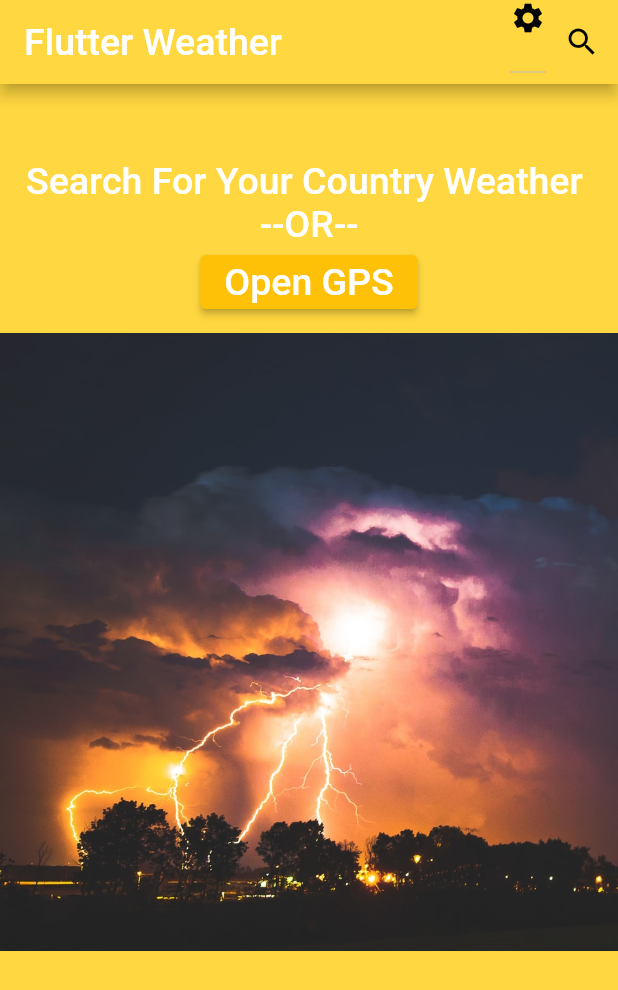
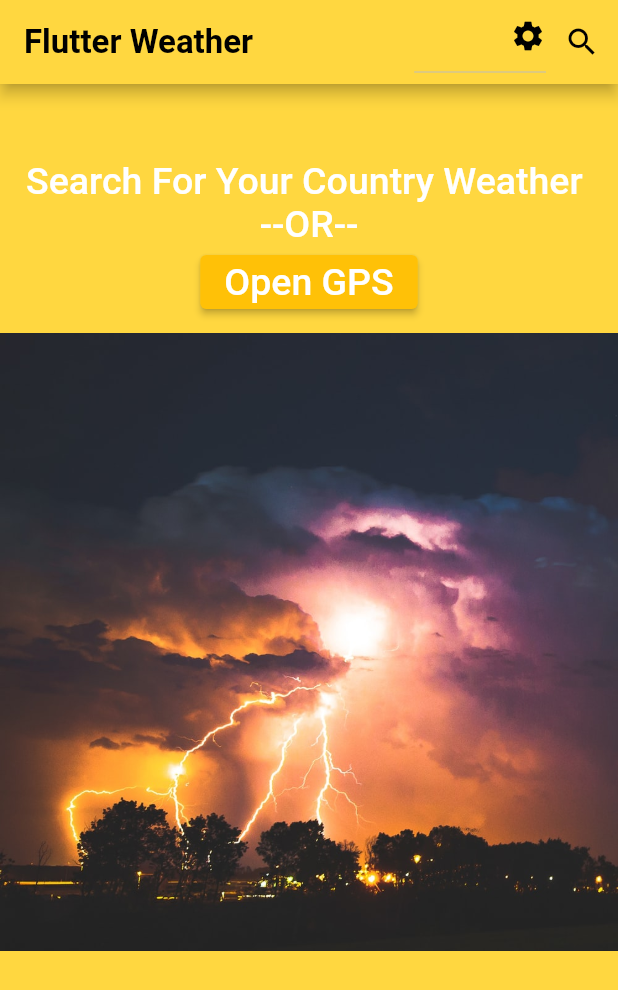
Before and after one commit to Mohamed1226/Roaa-Weather, a Flutter app: the WeatherScreen screen opened directly, on a phone screen of 412 x 824 dp. Shown: the top 990 px of the screen. Run offline on Flutter 3.47's test engine with Material 2 defaults, Android fonts, the phone set to English and light mode, and no system bars; our stand-ins replace bloc, dio, firebase_auth, firebase_core, flutter_bloc, geolocator and 2 more; missing offline and left inert: flutter_facebook_auth; accounts and stored records are empty.

Commit message:
saved data in local storage

```diff
--- a/lib/core/constant.dart
+++ /dev/null
@@ -1,35 +0,0 @@
-import 'package:flutter/material.dart';
-
-final darkTheme = ThemeData(
-  iconTheme: const IconThemeData(color: Colors.black),
-  scaffoldBackgroundColor: Colors.blue.withOpacity(0.9),
-  // color of ABppar in weather screen
-  appBarTheme: const AppBarTheme(color: Colors.amberAccent),
-  primarySwatch: Colors.amber,
-  // color of ABppar in weather screen
-  primaryColor: Colors.amberAccent,
-  buttonColor: Colors.white,
-  brightness: Brightness.dark,
-  // color of ABppar in weather screen
-
-  backgroundColor: const Color(0xFF212121),
-  accentColor: Colors.white,
-  accentIconTheme: IconThemeData(color: Colors.black),
-  dividerColor: Colors.black12,
-  textTheme: const TextTheme(
-    bodyText1: TextStyle(color: Colors.white, fontSize: 25),
-    bodyText2: TextStyle(color: Colors.white, fontSize: 16),
-    headline1: TextStyle(
-        color: Colors.blue, fontSize: 22, fontWeight: FontWeight.bold),
-  ),
-);
-
-final lightTheme = ThemeData(
-  primarySwatch: Colors.grey,
-  primaryColor: Colors.white,
-  brightness: Brightness.light,
-  backgroundColor: const Color(0xFFE5E5E5),
-  accentColor: Colors.black,
-  accentIconTheme: IconThemeData(color: Colors.white),
-  dividerColor: Colors.white54,
-);
--- /dev/null
+++ b/lib/core/location_retriever.dart
@@ -0,0 +1,10 @@
+
+import 'package:geolocator/geolocator.dart';
+
+class LocationRetriever{
+  retrieve()async{
+    Position position = await Geolocator.getCurrentPosition(
+        desiredAccuracy: LocationAccuracy.high);
+    return position;
+  }
+}
--- /dev/null
+++ b/lib/core/themes.dart
@@ -0,0 +1,103 @@
+import 'package:flutter/material.dart';
+
+final orangeTheme = ThemeData(
+  iconTheme: const IconThemeData(color: Colors.black),
+  scaffoldBackgroundColor: Colors.blue.withOpacity(0.9),
+  // color of ABppar in weather screen
+  appBarTheme: const AppBarTheme(color: Colors.amberAccent),
+  primarySwatch: Colors.amber,
+  // color of ABppar in weather screen
+  primaryColor: Colors.amberAccent,
+  buttonColor: Colors.white,
+  brightness: Brightness.dark,
+  // color of ABppar in weather screen
+
+  backgroundColor: const Color(0xFF212121),
+  accentColor: Colors.white,
+  accentIconTheme: IconThemeData(color: Colors.black),
+  dividerColor: Colors.black12,
+  textTheme: const TextTheme(
+    bodyText1: TextStyle(color: Colors.white, fontSize: 25),
+    bodyText2: TextStyle(color: Colors.white, fontSize: 16),
+    headline1: TextStyle(
+        color: Colors.blue, fontSize: 22, fontWeight: FontWeight.bold),
+    headline2: TextStyle(
+        color: Colors.black, fontSize: 22, fontWeight: FontWeight.bold),
+  ),
+);
+
+final blueTheme = ThemeData(
+  iconTheme: const IconThemeData(color: Colors.black),
+  scaffoldBackgroundColor: Colors.blue.withOpacity(0.9),
+  // color of ABppar in weather screen
+  appBarTheme: const AppBarTheme(color: Colors.lightBlueAccent),
+  primarySwatch: Colors.amber,
+  // color of ABppar in weather screen
+  primaryColor: Colors.lightBlueAccent,
+  buttonColor: Colors.white,
+  brightness: Brightness.dark,
+  // color of ABppar in weather screen
+
+  backgroundColor: const Color(0xFF212121),
+  accentColor: Colors.white,
+  accentIconTheme: IconThemeData(color: Colors.black),
+  dividerColor: Colors.black12,
+  textTheme: const TextTheme(
+    bodyText1: TextStyle(color: Colors.white, fontSize: 25),
+    bodyText2: TextStyle(color: Colors.white, fontSize: 16),
+    headline1: TextStyle(
+        color: Colors.blue, fontSize: 22, fontWeight: FontWeight.bold),
+    headline2: TextStyle(
+        color: Colors.black, fontSize: 22, fontWeight: FontWeight.bold),
+  ),
+);
+final purpleTheme = ThemeData(
+  iconTheme: const IconThemeData(color: Colors.white),
+  scaffoldBackgroundColor: Colors.teal,
+  // color of ABppar in weather screen
+  appBarTheme: const AppBarTheme(color: Colors.deepPurple),
+  primarySwatch: Colors.amber,
+  // color of ABppar in weather screen
+  primaryColor: Colors.deepPurple,
+  buttonColor: Colors.white,
+  brightness: Brightness.dark,
+  // color of ABppar in weather screen
+
+  backgroundColor: const Color(0xFF212121),
+  accentColor: Colors.white,
+  accentIconTheme: IconThemeData(color: Colors.black),
+  dividerColor: Colors.black12,
+  textTheme: const TextTheme(
+    bodyText1: TextStyle(color: Colors.white, fontSize: 25),
+    bodyText2: TextStyle(color: Colors.white, fontSize: 16),
+    headline1: TextStyle(
+        color: Colors.blue, fontSize: 22, fontWeight: FontWeight.bold),
+    headline2: TextStyle(
+        color: Colors.white, fontSize: 22, fontWeight: FontWeight.bold),
+  ),
+);
+final navyBlueTheme = ThemeData(
+  iconTheme: const IconThemeData(color: Colors.white),
+  scaffoldBackgroundColor: Colors.red,
+  // color of ABppar in weather screen
+  appBarTheme: const AppBarTheme(color: Colors.purple),
+  primarySwatch: Colors.amber,
+  // color of ABppar in weather screen
+  primaryColor: Colors.purple,
+  buttonColor: Colors.white,
+  brightness: Brightness.dark,
+  // color of ABppar in weather screen
+
+  backgroundColor: const Color(0xFF212121),
+  accentColor: Colors.white,
+  accentIconTheme: IconThemeData(color: Colors.black),
+  dividerColor: Colors.black12,
+  textTheme: const TextTheme(
+    bodyText1: TextStyle(color: Colors.white, fontSize: 25),
+    bodyText2: TextStyle(color: Colors.white, fontSize: 16),
+    headline1: TextStyle(
+        color: Colors.blue, fontSize: 22, fontWeight: FontWeight.bold),
+    headline2: TextStyle(
+        color: Colors.white, fontSize: 22, fontWeight: FontWeight.bold),
+  ),
+);
--- a/lib/data/web_services/wearher_web_service.dart
+++ b/lib/data/web_services/wearher_web_service.dart
@@ -3,6 +3,7 @@ import 'package:dio/dio.dart';
 import 'package:http/http.dart' as http;
 import 'package:roaa_weather/core/app_config.dart';
 import 'package:roaa_weather/data/apis/weather_api.dart';
+import 'package:roaa_weather/data/shar_pref.dart';
 
 class WeatherWebService {
 // late Dio dio;
@@ -33,6 +34,7 @@ class WeatherWebService {
     http.Response _response = await http.get(url);
     //print(response.body);
 
+    CacheHelper.putData(key: "countryWeather", value:_response.body );
     var _body = jsonDecode(_response.body);
     return _body;
   }
@@ -41,6 +43,7 @@ class WeatherWebService {
     var url = weatherApiCountry(country);
     http.Response _response = await http.get(url);
     //print(response.body);
+    CacheHelper.putData(key: "countryWeather", value:_response.body );
 
     var _body = jsonDecode(_response.body);
     return _body;
--- a/lib/di/app_injector.dart
+++ b/lib/di/app_injector.dart
@@ -21,6 +21,8 @@ class AppInjector {
   }
 
   injectProvider() {
-    return [ListenableProvider<WeatherProvider>(create: (context) => weatherViewModel)];
+    return [
+      ListenableProvider<WeatherProvider>(create: (context) => weatherViewModel)
+    ];
   }
 }
--- a/lib/presentation/screens/weather/weather_screen.dart
+++ b/lib/presentation/screens/weather/weather_screen.dart
@@ -1,9 +1,13 @@
 import 'package:flutter/material.dart';
 import 'package:provider/provider.dart';
+import 'package:roaa_weather/core/app_theme.dart';
 import 'package:roaa_weather/presentation/screens/weather/weather_provider.dart';
 import 'package:roaa_weather/presentation/widget/app_card.dart';
 
 class WeatherScreen extends StatelessWidget {
+  // WeatherScreen(){
+  //   AppInjector().weatherViewModel.getCurrentLocation();
+  // }
   TextEditingController countryController = TextEditingController();
   final formKey = GlobalKey<FormState>();
 
@@ -39,18 +43,28 @@ class WeatherScreen extends StatelessWidget {
     );
   }
 
+  List themes = ['orange', "blue", "navyBlue", "purple"];
+
   _appBar(BuildContext context, weatherViewModel) {
     return AppBar(
       title: Text(
         "Flutter Weather",
-        style: Theme.of(context).textTheme.bodyText1,
+        style: Theme.of(context).textTheme.headline2,
       ),
       backgroundColor: Theme.of(context).appBarTheme.color,
       // backgroundColor: Theme.of(context).,
       actions: [
         DropdownButton(
-          items: [],
-
+         //   value: weatherViewModel.value,
+            onChanged: (v) {
+              weatherViewModel.changeValueInDropDownButton(v);
+            },
+            items: themes
+                .map((theme) => DropdownMenuItem(
+                      value: theme,
+                      child: Text(theme),
+                    ))
+                .toList(),
             icon: Icon(
               Icons.settings,
               color: Theme.of(context).iconTheme.color,
@@ -154,14 +168,14 @@ class WeatherScreen extends StatelessWidget {
             Column(
               children: [
                 Text(
-                  "${(model.country!.temp - 273.15).toInt()} C",
+                  "${(model.country!.temp - 273.15).toInt()}°C",
                   style: Theme.of(context).textTheme.bodyText1,
                 ),
                 const SizedBox(
                   height: 10,
                 ),
                 Text(
-                  "Feels Like ${(model.country!.feelsLike - 273.15).toInt()} C",
+                  "Feels Like ${(model.country!.feelsLike - 273.15).toInt()}°C",
                   style: Theme.of(context).textTheme.bodyText1,
                 ),
               ],
@@ -190,12 +204,12 @@ class WeatherScreen extends StatelessWidget {
         childAspectRatio: (3 / 2),
         crossAxisCount: 2,
         children: [
-          appCard(context, "Wind", "${model.country.wind.toString()} m/s"),
+          appCard(context, "Wind", "${model.country.wind.toString()}m/s"),
           appCard(context, "Pressure", model.country.pressure.toString()),
           appCard(context, "FeelsLike",
-              "${(model.country!.feelsLike - 273.15).toInt()} C"),
+              "${(model.country!.feelsLike - 273.15).toInt()}°C"),
           appCard(
-              context, "Humidity", "${model.country.humidity.toString()} %"),
+              context, "Humidity", "${model.country.humidity.toString()}%"),
         ],
       ),
     );
```
Also changed, not shown: lib/core/app_theme.dart (added, +25 -0 lines), lib/data/models/weather/country_weather.dart (+17 -0 lines), lib/data/shar_pref.dart (+8 -8 lines), lib/main.dart (+11 -7 lines), lib/presentation/screens/weather/weather_provider.dart (+68 -23 lines).
